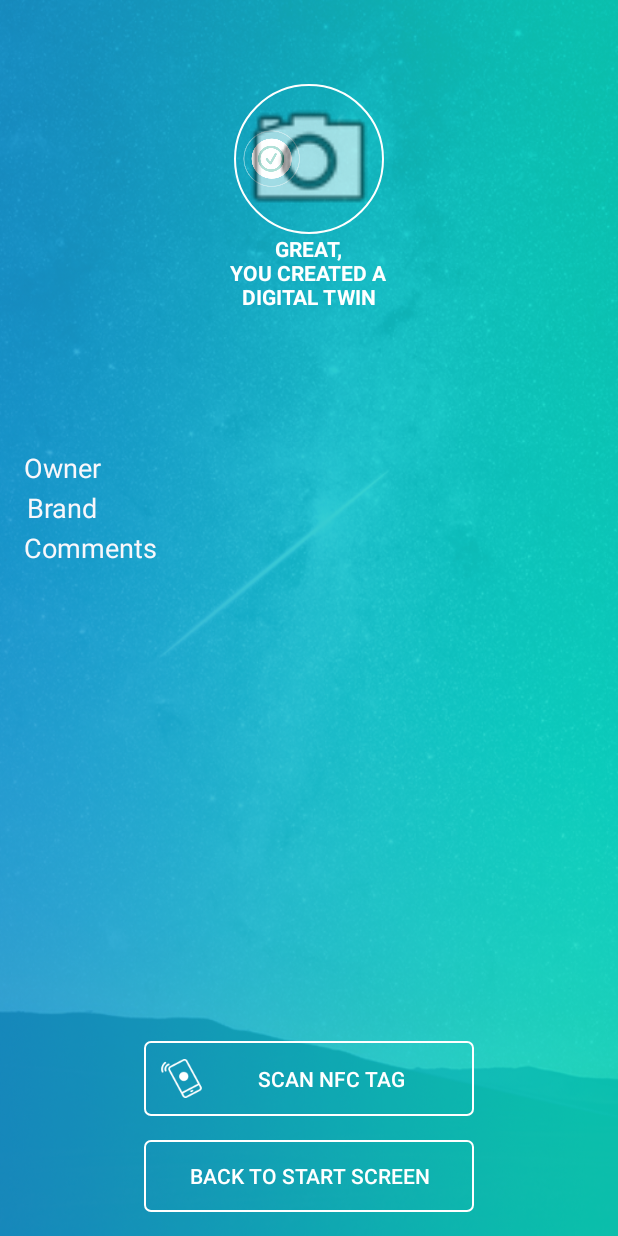
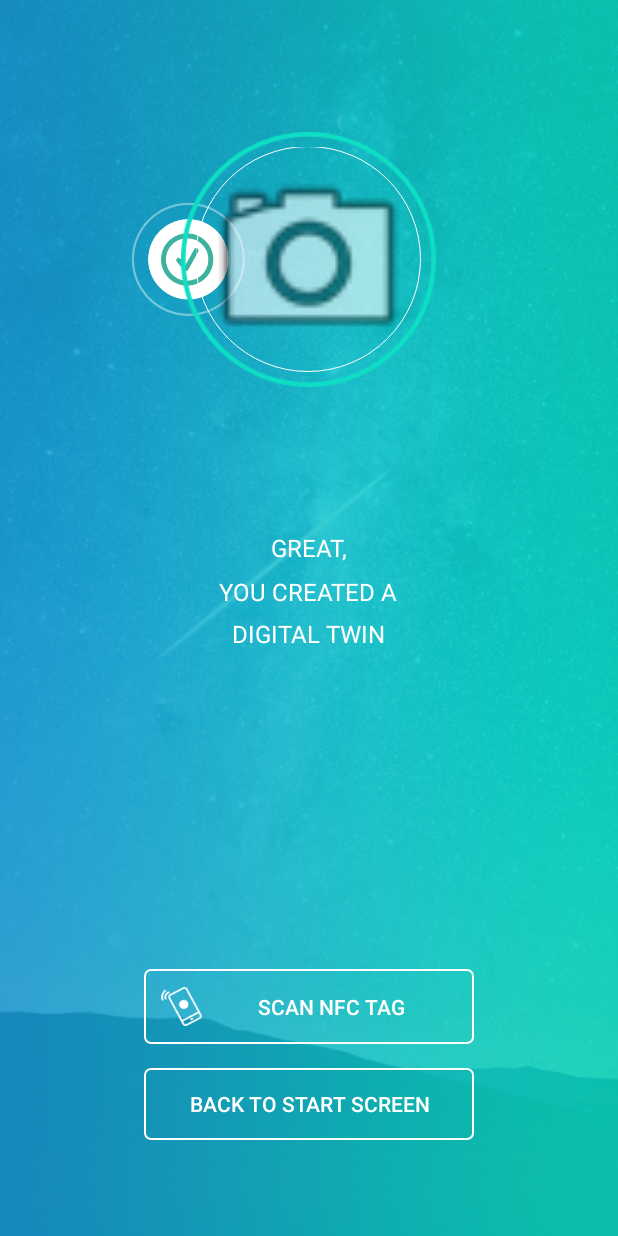
Before and after one commit to Eyliss/TwinOfThings, an Android app: the layout activity_twin_created.xml on its own in the app's theme, with its tools: preview values and no code run, on a phone screen of 412 x 824 dp. Run offline under Robolectric (Android 15) with nearby library versions, the light colour scheme and no system bars.

Commit message:
Scan, provisioning, create and show data screens new design

```diff
--- a/app/src/main/java/com/twinofthings/activities/CreateDigitalTwinActivity.java
+++ b/app/src/main/java/com/twinofthings/activities/CreateDigitalTwinActivity.java
@@ -165,6 +165,7 @@ public class CreateDigitalTwinActivity extends AppCompatActivity implements Goog
         });
 
         mUploadPicture = (CircleImageView) findViewById(R.id.ib_upload_picture);
+        mUploadPicture.setBorderWidth(3);
         mUploadPicture.setOnClickListener(new View.OnClickListener() {
             @Override
             public void onClick(View v) {
--- a/app/src/main/java/com/twinofthings/activities/TwinCreatedActivity.java
+++ b/app/src/main/java/com/twinofthings/activities/TwinCreatedActivity.java
@@ -28,13 +28,7 @@ public class TwinCreatedActivity extends AppCompatActivity {
     private Toolbar mToolbar;
     private CircleImageView mThumbnail;
 
-    private TextView mRegisteredDate;
-    private TextView mName;
-    private TextView mOwner;
-    private TextView mBrand;
-    private TextView mComments;
-
-    private Transaction mTransaction;
+//    private Transaction mTransaction;
     private String mThumbnailEncoded;
 
     private String publicKey = "";
@@ -58,7 +52,7 @@ public class TwinCreatedActivity extends AppCompatActivity {
 
         Gson gson = new Gson();
         String post = getIntent().getExtras().getString(Constants.INTENT_TRANSACTION);
-        mTransaction = gson.fromJson(post, Transaction.class);
+//        mTransaction = gson.fromJson(post, Transaction.class);
 
         bindViews();
 
@@ -83,22 +77,10 @@ public class TwinCreatedActivity extends AppCompatActivity {
             }
         });
 
-        mRegisteredDate = (TextView)findViewById(R.id.tv_registered_date);
-        mName = (TextView)findViewById(R.id.tv_product_name);
-        mBrand = (TextView)findViewById(R.id.tv_brand);
-        mOwner = (TextView)findViewById(R.id.tv_owner);
-        mComments = (TextView)findViewById(R.id.tv_comments);
         mThumbnail = (CircleImageView) findViewById(R.id.thumbnail);
-
     }
 
     private void setProductInfo(){
-
-        mRegisteredDate.setText(getString(R.string.registered,mTransaction.getMetadata().getTimestamp()));
-        mName.setText(mTransaction.getMetadata().getProductName());
-        mBrand.setText(mTransaction.getMetadata().getBrandName());
-        mOwner.setText(mTransaction.getMetadata().getOwnerName());
-        mComments.setText(mTransaction.getMetadata().getCommentsDetail());
 
         //Set the scanned product thumbnail converting the received base64 string into a bitmap
         if(mThumbnailEncoded != null){
--- a/app/src/main/java/com/twinofthings/helpers/CircleImageView.java
+++ b/app/src/main/java/com/twinofthings/helpers/CircleImageView.java
@@ -18,14 +18,14 @@ import android.graphics.drawable.Drawable;
 import android.util.AttributeSet;
 import android.widget.ImageView;
 
-public class CircleImageView extends ImageView {
+public class CircleImageView extends android.support.v7.widget.AppCompatImageView {
 
     private static final ScaleType SCALE_TYPE = ScaleType.FIT_XY;
 
     private static final Bitmap.Config BITMAP_CONFIG = Bitmap.Config.ARGB_8888;
     private static final int COLORDRAWABLE_DIMENSION = 1;
 
-    private static final int DEFAULT_BORDER_WIDTH = 2;
+    private static final int DEFAULT_BORDER_WIDTH = 0;
     private static final int DEFAULT_BORDER_COLOR = Color.WHITE;
 
     private final RectF mDrawableRect = new RectF();
--- a/app/src/main/res/layout/activity_twin_created.xml
+++ b/app/src/main/res/layout/activity_twin_created.xml
@@ -15,19 +15,27 @@
     <RelativeLayout android:layout_width="match_parent"
                     android:layout_below="@+id/toolbar"
                     android:layout_height="wrap_content"
+                    android:layout_marginTop="@dimen/section_vertical_margin"
+                    android:layout_marginBottom="@dimen/section_vertical_margin"
                     android:id="@+id/images_container">
-        <ImageView android:layout_width="50dp"
-                   android:layout_height="50dp"
+        <ImageView android:layout_width="100dp"
+                   android:layout_height="100dp"
                    android:src="@drawable/ic_scan_success"
                    android:id="@+id/success_icon"
                    android:layout_centerHorizontal="true"
                     android:layout_centerVertical="true"
-                    android:layout_alignLeft="@id/thumbnail"/>
+                    android:layout_alignStart="@id/thumbnail"
+        android:layout_marginLeft="-55dp"/>
+        <ImageView
+                android:src="@drawable/outline"
+                android:layout_width="170dp"
+                android:layout_height="170dp"
+                android:layout_centerInParent="true"/>
         <com.twinofthings.helpers.CircleImageView
                 android:src="@android:drawable/ic_menu_camera"
                 android:id="@+id/thumbnail"
-                android:layout_width="100dp"
-                android:layout_height="100dp"
+                android:layout_width="150dp"
+                android:layout_height="150dp"
                 android:layout_centerInParent="true"/>
     </RelativeLayout>
     <TextView
@@ -35,115 +43,13 @@
             android:text="@string/create_twin_success"
             android:layout_width="wrap_content"
             android:layout_height="wrap_content"
-            style="@style/TextAppearance.AppCompat.Small"
-            android:textStyle="bold"
-            android:layout_centerHorizontal="true"
+            android:textSize="16sp"
+            android:layout_centerInParent="true"
+            android:layout_marginTop="@dimen/double_section_vertical_margin"
+            android:lineSpacingMultiplier="1.5"
             android:textColor="@android:color/white"
             android:gravity="center"
             android:layout_below="@id/images_container"/>
-    <LinearLayout android:layout_width="match_parent"
-                  android:layout_height="wrap_content"
-                  android:orientation="vertical"
-            android:layout_below="@id/centered_text"
-            android:layout_above="@+id/scan_tag_button"
-                  android:padding="@dimen/activity_vertical_margin">
-        <LinearLayout
-                android:orientation="vertical"
-                android:layout_width="match_parent"
-                android:layout_height="0dp"
-                android:layout_weight="0.8"
-                android:background="@android:color/transparent">
-
-            <TextView
-                android:id="@+id/tv_product_name"
-                android:layout_width="wrap_content"
-                android:layout_height="wrap_content"
-                android:gravity="center"
-                style="@style/TextAppearance.AppCompat.Medium"
-                android:textColor="@android:color/white"
-                android:layout_marginTop="@dimen/activity_vertical_margin"
-                android:layout_gravity="center"
-                android:textAllCaps="true"/>
-            <TextView
-                    android:layout_width="wrap_content"
-                    android:layout_height="wrap_content"
-                    android:id="@+id/tv_registered_date"
-                    android:layout_gravity="center"
-                    android:gravity="center"
-                    android:textColor="@android:color/white"
-                    android:layout_marginBottom="@dimen/activity_vertical_margin"
-            />
-        <LinearLayout
-                android:orientation="horizontal"
-                android:layout_width="match_parent"
-                android:layout_height="wrap_content"
-                android:background="@android:color/transparent">
-            <TextView
-                    android:layout_width="0dp"
-                    android:layout_weight="0.3"
-                    android:layout_height="wrap_content"
-                    android:gravity="left"
-                    android:text="@string/owner"
-                    android:textColor="@color/very_light_grey"
-                    style="@style/TextAppearance.AppCompat.Medium"/>
-            <TextView
-                    android:layout_width="0dp"
-                    android:layout_weight="0.7"
-                    android:layout_height="wrap_content"
-                    android:id="@+id/tv_owner"
-                    android:gravity="left"
-                    android:textColor="@android:color/white"
-                    style="@style/TextAppearance.AppCompat.Medium"/>
-        </LinearLayout>
-        <LinearLayout
-                android:orientation="horizontal"
-                android:layout_width="match_parent"
-                android:layout_height="wrap_content"
-                android:background="@android:color/transparent"
-                android:layout_margin="@dimen/separator_height">
-            <TextView
-                    android:layout_width="0dp"
-                    android:layout_weight="0.3"
-                    android:layout_height="wrap_content"
-                    android:gravity="left"
-                    android:text="@string/brand"
-                    android:textColor="@color/very_light_grey"
-                    style="@style/TextAppearance.AppCompat.Medium"/>
-            <TextView
-                    android:layout_width="0dp"
-                    android:layout_weight="0.7"
-                    android:layout_height="wrap_content"
-                    android:id="@+id/tv_brand"
-                    android:gravity="left"
-                    android:textColor="@android:color/white"
-                    style="@style/TextAppearance.AppCompat.Medium"/>
-        </LinearLayout>
-        <LinearLayout
-                android:orientation="horizontal"
-                android:layout_width="match_parent"
-                android:layout_height="wrap_content"
-                android:background="@android:color/transparent">
-            <TextView
-                    android:layout_width="0dp"
-                    android:layout_weight="0.3"
-                    android:layout_height="wrap_content"
-                    android:gravity="start"
-                    android:text="@string/comments"
-                    android:textColor="@color/very_light_grey"
-                    style="@style/TextAppearance.AppCompat.Medium"/>
-            <TextView
-                    android:layout_width="0dp"
-                    android:layout_weight="0.7"
-                    android:layout_height="wrap_content"
-                    android:id="@+id/tv_comments"
-                    android:gravity="start"
-                    android:ellipsize="end"
-                    android:lines="3"
-                    android:textColor="@android:color/white"
-                    style="@style/TextAppearance.AppCompat.Medium"/>
-        </LinearLayout>
-        </LinearLayout>
-    </LinearLayout>
     <Button
             android:id="@+id/scan_tag_button"
             android:layout_width="220dp"
@@ -167,6 +73,6 @@
             android:textColor="@android:color/white"
             android:layout_centerHorizontal="true"
             android:layout_alignParentBottom="true"
-    android:layout_marginBottom="@dimen/activity_vertical_margin"/>
+    android:layout_marginBottom="@dimen/double_section_vertical_margin"/>
 
 </RelativeLayout>
```
Also changed, not shown: app/src/main/res/drawable-hdpi/outline.png, app/src/main/res/drawable-mdpi/outline.png, app/src/main/res/drawable-xhdpi/outline.png, app/src/main/res/drawable-xxhdpi/outline.png, app/src/main/res/drawable-xxxhdpi/outline.png.
